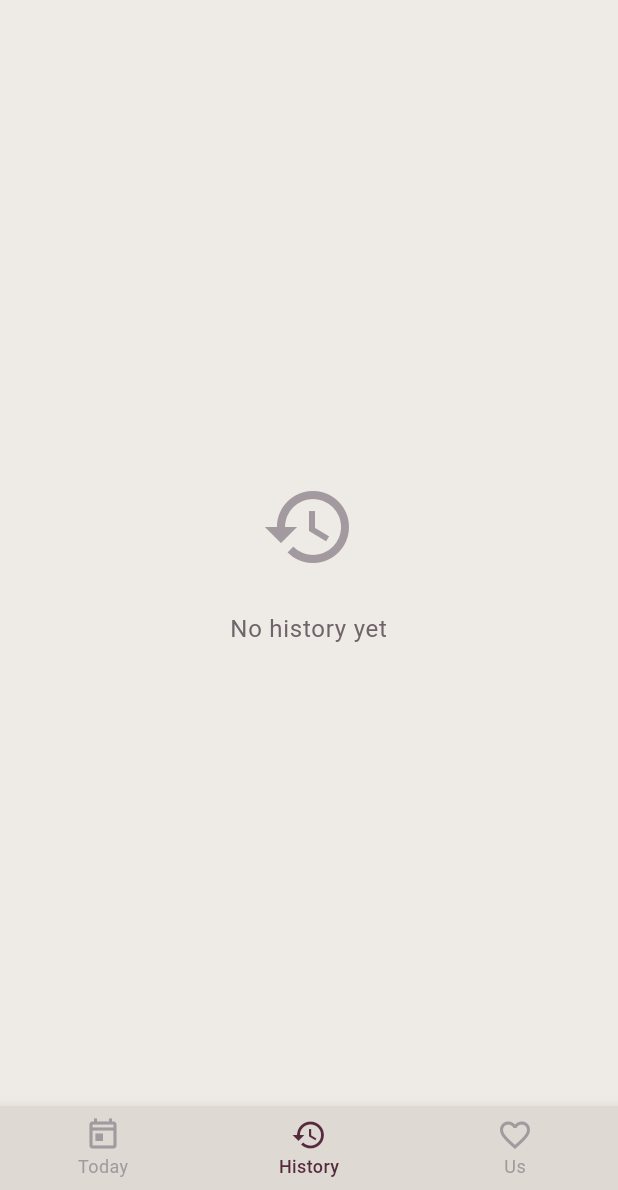
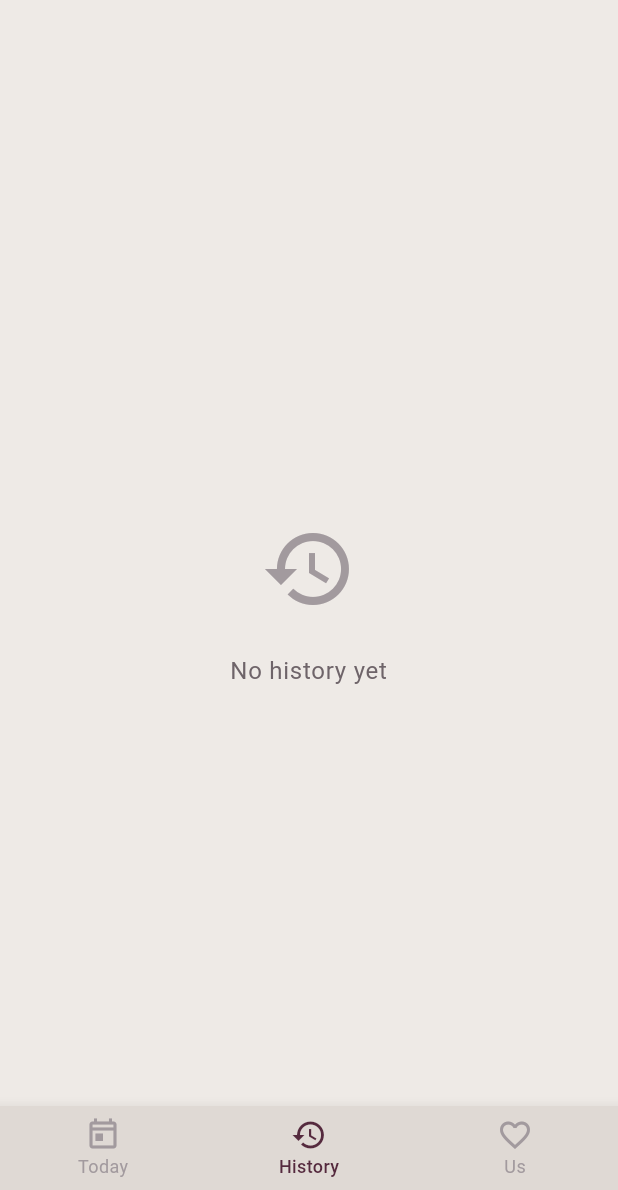
Before and after one commit to iplepine/nodtry, a Flutter app: the HomeScreen screen opened directly, item 2 of the bottom bar chosen, on a phone screen of 412 x 824 dp, the part 46-1236 px from its top. Run offline on Flutter 3.47's test engine with Material 3 defaults, Android fonts, the light colour scheme and no system bars.

Commit message:
feat: Edge-to-edge 적용
- main.dart
  - SystemUiMode.edgeToEdge 활성화
  - 시스템 네비게이션 바 투명 처리
  - 시스템 UI 오버레이 스타일 설정

- HomeScreen
  - extendBody: true 설정
  - BottomNavigationBar를 SafeArea로 감싸 하단 안전 영역 처리

- QuietHeader
  - SafeArea 제거
  - 상태바 높이를 MediaQuery로 계산하여 상단 패딩 적용
  - 헤더가 상태바 영역까지 확장되도록 수정

콘텐츠가 화면 가장자리까지 확장되도록 구현

```diff
--- a/lib/main.dart
+++ b/lib/main.dart
@@ -8,12 +8,19 @@ import 'theme/app_theme.dart';
 void main() {
   WidgetsFlutterBinding.ensureInitialized();
 
-  // 상태바 스타일 설정 (iOS는 자동으로 처리됨)
+  // Edge-to-edge를 위한 시스템 UI 오버레이 설정
   SystemChrome.setSystemUIOverlayStyle(
     const SystemUiOverlayStyle(
       statusBarColor: Colors.transparent,
       statusBarIconBrightness: Brightness.dark,
+      systemNavigationBarColor: Colors.transparent,
+      systemNavigationBarIconBrightness: Brightness.dark,
     ),
+  );
+
+  // Edge-to-edge 활성화
+  SystemChrome.setEnabledSystemUIMode(
+    SystemUiMode.edgeToEdge,
   );
 
   runApp(const OnMyBehalfApp());
--- a/lib/screens/home_screen.dart
+++ b/lib/screens/home_screen.dart
@@ -24,8 +24,12 @@ class _HomeScreenState extends State<HomeScreen> {
 
     return Scaffold(
       backgroundColor: AppColors.background,
+      extendBody: true,
+      extendBodyBehindAppBar: false,
       body: _buildCurrentTab(),
-      bottomNavigationBar: BottomNavigationBar(
+      bottomNavigationBar: SafeArea(
+        top: false,
+        child: BottomNavigationBar(
         currentIndex: _currentIndex,
         onTap: (index) {
           setState(() {
@@ -60,6 +64,7 @@ class _HomeScreenState extends State<HomeScreen> {
             label: l10n.tabUs,
           ),
         ],
+        ),
       ),
     );
   }
--- a/lib/widgets/quiet_header.dart
+++ b/lib/widgets/quiet_header.dart
@@ -28,10 +28,16 @@ class QuietHeader extends StatelessWidget {
 
   @override
   Widget build(BuildContext context) {
-    return SafeArea(
-      bottom: false,
-      child: Container(
-        padding: const EdgeInsets.symmetric(horizontal: 24, vertical: 12),
+    // Edge-to-edge: 상태바 영역까지 확장
+    final statusBarHeight = MediaQuery.of(context).padding.top;
+
+    return Container(
+      padding: EdgeInsets.only(
+        left: 24,
+        right: 24,
+        top: statusBarHeight + 12,
+        bottom: 12,
+      ),
       child: Row(
         children: [
           // 좌측: 관계 정보
@@ -47,7 +53,6 @@ class QuietHeader extends StatelessWidget {
           // 우측: 설정
           _buildSettingsButton(context),
         ],
-        ),
       ),
     );
   }
```
Lines whose indentation alone changed are shown as unchanged.
